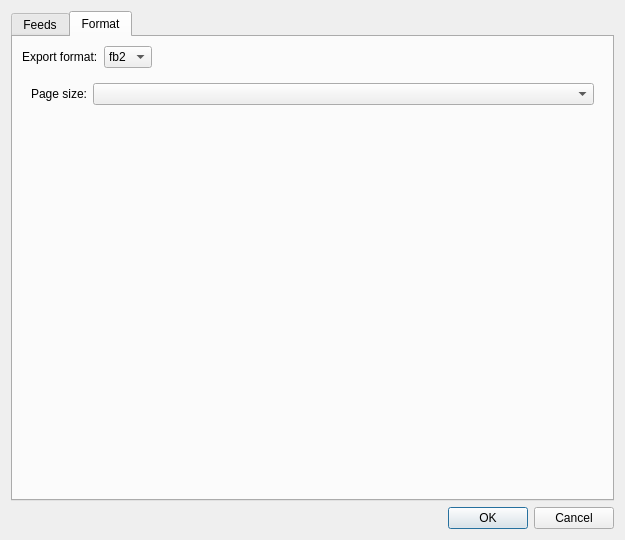
Above: src/plugins/aggregator/export2fb2dialog.ui from 0xd34df00d/leechcraft before the change. Below: the same form after it.
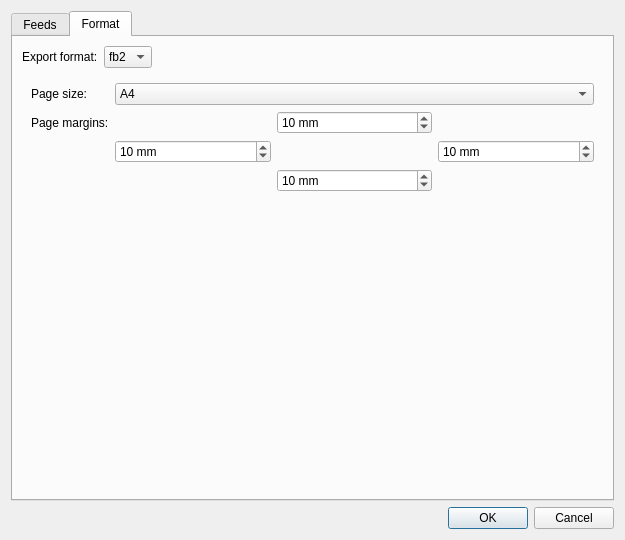
That is the form after the change. The open tabs and pages were chosen to show the change.

Commit message: Aggregator: settable page size & margins on export.

```diff
--- a/src/plugins/aggregator/export2fb2dialog.ui
+++ b/src/plugins/aggregator/export2fb2dialog.ui
@@ -1212,7 +1212,77 @@
             </widget>
            </item>
            <item row="0" column="1">
-            <widget class="QComboBox" name="comboBox_2"/>
+            <widget class="QComboBox" name="PageSizeBox_">
+             <item>
+              <property name="text">
+               <string notr="true">A4</string>
+              </property>
+             </item>
+             <item>
+              <property name="text">
+               <string notr="true">A5</string>
+              </property>
+             </item>
+             <item>
+              <property name="text">
+               <string notr="true">Letter</string>
+              </property>
+             </item>
+            </widget>
+           </item>
+           <item row="1" column="0">
+            <widget class="QLabel" name="label_6">
+             <property name="text">
+              <string>Page margins:</string>
+             </property>
+            </widget>
+           </item>
+           <item row="1" column="1">
+            <layout class="QGridLayout" name="gridLayout">
+             <item row="0" column="1">
+              <widget class="QSpinBox" name="TopMargin_">
+               <property name="suffix">
+                <string> mm</string>
+               </property>
+               <property name="value">
+                <number>10</number>
+               </property>
+              </widget>
+             </item>
+             <item row="1" column="0">
+              <widget class="QSpinBox" name="LeftMargin_">
+               <property name="suffix">
+                <string> mm</string>
+               </property>
+               <property name="value">
+                <number>10</number>
+               </property>
+              </widget>
+             </item>
+             <item row="1" column="2">
+              <widget class="QSpinBox" name="RightMargin_">
+               <property name="suffix">
+                <string> mm</string>
+               </property>
+               <property name="minimum">
+                <number>0</number>
+               </property>
+               <property name="value">
+                <number>10</number>
+               </property>
+              </widget>
+             </item>
+             <item row="2" column="1">
+              <widget class="QSpinBox" name="BottomMargin_">
+               <property name="suffix">
+                <string> mm</string>
+               </property>
+               <property name="value">
+                <number>10</number>
+               </property>
+              </widget>
+             </item>
+            </layout>
            </item>
           </layout>
          </widget>
```
Left out of the diff: 19 changed lines with no effect on the pictures. The commit also changes 1 other file.
